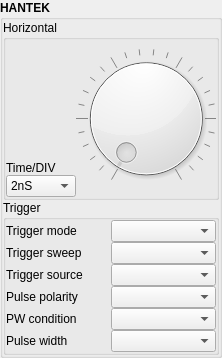
Above: config.ui from anatoltrush/OscillO before the change. Below: the same form after it.
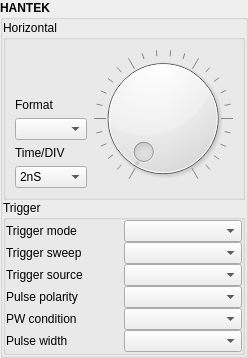
That is the form after the change.

What changed in the file:
```diff
--- a/config.ui
+++ b/config.ui
@@ -33,7 +33,6 @@
     <widget class="QGroupBox" name="gBHantek">
      <property name="font">
       <font>
-       <weight>75</weight>
        <bold>true</bold>
       </font>
      </property>
@@ -60,29 +59,13 @@
        <widget class="QGroupBox" name="gBHorizontal">
         <property name="font">
          <font>
-          <weight>50</weight>
           <bold>false</bold>
          </font>
         </property>
         <property name="title">
          <string>Horizontal</string>
         </property>
-        <layout class="QGridLayout" name="gridLayout_3">
-         <property name="leftMargin">
-          <number>0</number>
-         </property>
-         <property name="topMargin">
-          <number>0</number>
-         </property>
-         <property name="rightMargin">
-          <number>0</number>
-         </property>
-         <property name="bottomMargin">
-          <number>0</number>
-         </property>
-         <property name="spacing">
-          <number>0</number>
-         </property>
+        <layout class="QGridLayout" name="gridLayout_2">
          <item row="0" column="0">
           <spacer name="verticalSpacer">
            <property name="orientation">
@@ -120,6 +103,16 @@
          </item>
          <item row="1" column="0">
           <layout class="QVBoxLayout" name="vLTDiv">
+           <item>
+            <widget class="QLabel" name="label_8">
+             <property name="text">
+              <string>Format</string>
+             </property>
+            </widget>
+           </item>
+           <item>
+            <widget class="QComboBox" name="cBFormat"/>
+           </item>
            <item>
             <widget class="QLabel" name="label_7">
              <property name="text">
@@ -326,7 +319,6 @@
        <widget class="QGroupBox" name="gBTrigger">
         <property name="font">
          <font>
-          <weight>50</weight>
           <bold>false</bold>
          </font>
         </property>
```
Left out of the diff: 10 changed lines with no effect on the pictures.
